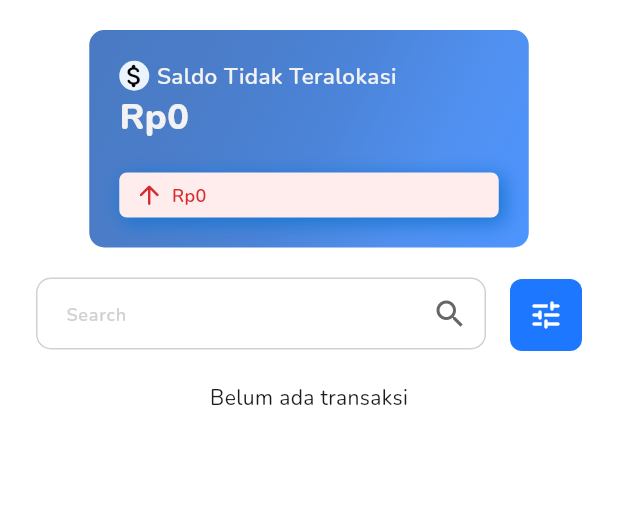
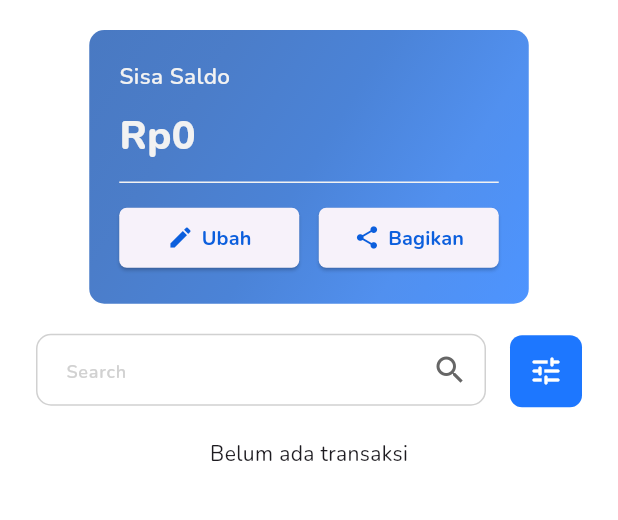
Before and after one commit to Reza1290/budgetin-app, a Flutter app: the RiwayatTransaksiPage screen opened directly, on a phone screen of 412 x 824 dp, the part 84-604 px from its top. Run offline on Flutter 3.47's test engine with Material 3 defaults, Android fonts, the phone set to English and light mode, and no system bars; drawn by our look-alikes of flutter_slidable; our stand-ins replace calendar_date_picker2, drift, dropdown_button2, flutter_svg, sqlite3_flutter_libs; accounts and stored records are empty; generated files the repository leaves out were written again; project files that could hold a hidden picture were left out.

Commit message:
card riwayat transaksi

```diff
--- a/lib/widgets/transaksi/saldo_card.dart
+++ b/lib/widgets/transaksi/saldo_card.dart
@@ -42,92 +42,120 @@ class _SaldoCardState extends State<SaldoCard> {
       child: Column(
         crossAxisAlignment: CrossAxisAlignment.start,
         children: [
-          Row(
-            children: [
-              Container(
-                width:
-                    20, // Ukuran lingkaran, disesuaikan dengan kebutuhan Anda
-                height:
-                    20, // Ukuran lingkaran, disesuaikan dengan kebutuhan Anda
-                decoration: const BoxDecoration(
-                  shape: BoxShape.circle, // Mengatur bentuk menjadi lingkaran
-                  color:
-                      biru10, // Warna latar belakang lingkaran, sesuaikan dengan kebutuhan Anda
-                ),
-                child: const Center(
-                  child: Icon(
-                    Icons.attach_money_rounded,
-                    color: Color.fromARGB(255, 0, 0,
-                        0), // Warna ikon, sesuaikan dengan kebutuhan Anda
-                    size: 20, // Ukuran ikon, sesuaikan dengan kebutuhan Anda
-                  ),
-                ),
-              ),
-              const SizedBox(
-                width: 5,
-              ),
-              _buildText("Saldo Tidak Teralokasi", 15, FontWeight.w600, putih30)
-            ],
-          ),
+          _buildText("Sisa Saldo", 15, FontWeight.w600, putih30),
+          SizedBox(height: 10),
           StreamBuilder<int>(
-              stream: db!.watchRemainSaldo(),
+              stream: db!.watchUsedSaldo(),
               builder: (context, snapshot) {
                 if (snapshot.connectionState == ConnectionState.waiting) {
-                  return _buildText("Rp. 0", 24, FontWeight.w800, putih30);
+                  return _buildText("Rp. 0", 26.37, FontWeight.w800, putih30);
                 } else {
                   if (snapshot.hasData) {
                     if (snapshot.data != null) {
                       return _buildText(
                           TextCurrencyFormat.format(snapshot.data!.toString()),
-                          24,
+                          26.37,
                           FontWeight.w800,
                           putih30);
                     } else {
-                      return _buildText("Rp. 0", 24, FontWeight.w800, putih30);
+                      return _buildText(
+                          "Rp. 0", 26.37, FontWeight.w800, putih30);
                     }
                   } else {
-                    return _buildText("Rp. 0", 24, FontWeight.w800, putih30);
+                    return _buildText("Rp. 0", 26.37, FontWeight.w800, putih30);
                   }
                 }
               }),
-          const SizedBox(
-            height: 20,
+          SizedBox(
+            height: 10.0,
           ),
-          StreamBuilder<int>(
-              stream: db!.watchUsedSaldo(),
-              builder: (context, snapshot) {
-                String saldo = "Rp. 0";
-                if (snapshot.connectionState == ConnectionState.waiting) {
-                  saldo = "Rp. 0";
-                } else {
-                  if (snapshot.hasData) {
-                    if (snapshot.data != null) {
-                      saldo =
-                          TextCurrencyFormat.format(snapshot.data.toString());
-                    }
-                  } else {
-                    saldo = "Rp. 0";
-                  }
-                }
-                return ContainerSaldo(
-                    saldo: saldo,
-                    textColour: merah60,
-                    bgColour: merah10,
-                    icon: Icons.arrow_upward_rounded);
-              }),
-          // const Row(
-          //   mainAxisAlignment: MainAxisAlignment.center,
-          //   children: [
-          //     SizedBox(
-          //       width: 10,
-          //     ),
-          //     // ContainerSaldo(
-          //     //     saldo: "Rp 3.500.00",
-          //     //     textColour: hijau80,
-          //     //     bgColour: hijau10,
-          //     //     icon: Icons.arrow_downward_rounded)
-          //   ],
-          // )
+          Divider(
+            height: 5.0,
+             color: putih30,
+          ),
+          SizedBox(
+            height: 10.5,
+
+          ),
+          Row(
+            mainAxisAlignment: MainAxisAlignment.spaceBetween,
+            children: [
+              SizedBox(
+                width: 120,
+                child: ElevatedButton(
+                  onPressed: () {
+                    // Tindakan saat tombol pertama ditekan
+                  },
+                  style: ElevatedButton.styleFrom(
+                    shape: RoundedRectangleBorder(
+                      borderRadius:
+                          BorderRadius.circular(5), // Mengatur radius menjadi 5
+                    ),
+                    padding: EdgeInsets.symmetric(horizontal: 10),
+                  ),
+                  child: Row(
+                    mainAxisAlignment: MainAxisAlignment.center,
+                    children: [
+                      Icon(Icons.edit, color: BudgetinColors.biru60,),
+                      SizedBox(
+                        width: 5,
+                      ),
+                      Text("Ubah", style: TextStyle(fontSize: 13.29, fontWeight: FontWeight.bold, color: BudgetinColors.biru60),)
+                    ],
+                  ),
+                ),
+              ),
+              SizedBox(
+                width: 120,
+                child: ElevatedButton(
+                onPressed: () {
+                  // Tindakan saat tombol pertama ditekan
+                },
+                style: ElevatedButton.styleFrom(
+                  shape: RoundedRectangleBorder(
+                    borderRadius:
+                        BorderRadius.circular(5), // Mengatur radius menjadi 5
+                  ),
+                  padding: EdgeInsets.symmetric(
+                      horizontal: 10), // Mengatur padding menjadi 0
+                ),
+                child: Row(
+                  mainAxisAlignment: MainAxisAlignment.center,
+                  children: [
+                    Icon(Icons.share,color: BudgetinColors.biru60,),
+                    SizedBox(
+                      width: 5,
+                    ),
+                    Text("Bagikan",style: TextStyle(fontSize: 13.29, fontWeight: FontWeight.bold, color: BudgetinColors.biru60))
+                  ],
+                ),
+              ),
+              )
+            ],
+          )
+
+          // StreamBuilder<int>(
+          //     stream: db!.watchUsedSaldo(),
+          //     builder: (context, snapshot) {
+          //       String saldo = "Rp. 0";
+          //       if (snapshot.connectionState == ConnectionState.waiting) {
+          //         saldo = "Rp. 0";
+          //       } else {
+          //         if (snapshot.hasData) {
+          //           if (snapshot.data != null) {
+          //             saldo =
+          //                 TextCurrencyFormat.format(snapshot.data.toString());
+          //           }
+          //         } else {
+          //           saldo = "Rp. 0";
+          //         }
+          //       }
+          //       return ContainerSaldo(
+          //           saldo: saldo,
+          //           textColour: merah60,
+          //           bgColour: merah10,
+          //           icon: Icons.arrow_upward_rounded);
+          //     }),
         ],
       ),
     );
```
